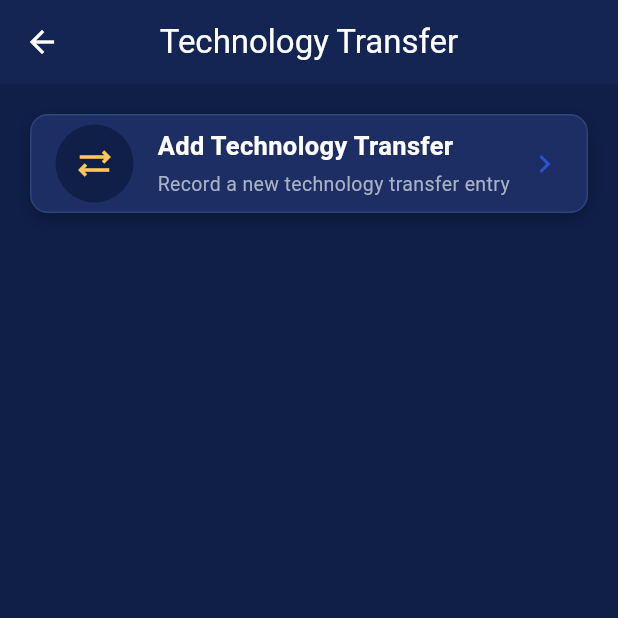
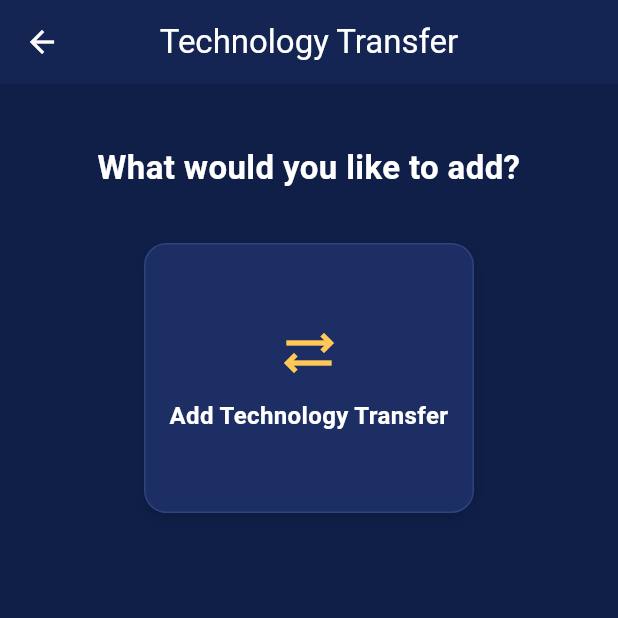
Before and after one commit to celynyzavel/cicsextension_offiice, a Flutter app: the TechnologyTransferPage screen opened directly, on a phone screen of 412 x 824 dp, the top half of it. Run offline on Flutter 3.47's test engine with Material 3 defaults, Android fonts, the phone set to English and light mode, and no system bars; network calls fail; Roboto replaces fonts that are missing (Poppins).

Commit message:
Update technology_transfer_form.dart

```diff
--- a/lib/screens/technology_transfer_form.dart
+++ b/lib/screens/technology_transfer_form.dart
@@ -4,6 +4,12 @@ import '../widgets/common_widgets.dart';
 import '../models/form_fields.dart';
 import '../models/records.dart';
 import '../widgets/view_records.dart';
+
+// ============================================================
+// TECHNOLOGY TRANSFER PAGE — mirrors the flow of RecordsFormPage:
+// first shows a selection screen with a single "Add Technology
+// Transfer" option, then reveals the form itself.
+// ============================================================
 
 class TechnologyTransferPage extends StatefulWidget {
   const TechnologyTransferPage({super.key});
@@ -14,36 +20,6 @@ class TechnologyTransferPage extends StatefulWidget {
 
 class _TechnologyTransferPageState extends State<TechnologyTransferPage> {
   bool _showForm = false;
-
-  Widget _selectionBox(String title, String subtitle, IconData icon, VoidCallback onTap) {
-    return InkWell(
-      borderRadius: BorderRadius.circular(16),
-      onTap: onTap,
-      child: cardBox(
-        margin: const EdgeInsets.only(bottom: 16),
-        child: Padding(
-          padding: const EdgeInsets.symmetric(vertical: 6),
-          child: Row(
-            children: [
-              CircleAvatar(radius: 26, backgroundColor: kBackground, child: Icon(icon, color: kGold, size: 26)),
-              const SizedBox(width: 16),
-              Expanded(
-                child: Column(
-                  crossAxisAlignment: CrossAxisAlignment.start,
-                  children: [
-                    Text(title, style: const TextStyle(fontSize: 17, fontWeight: FontWeight.bold, color: kWhite)),
-                    const SizedBox(height: 4),
-                    Text(subtitle, style: const TextStyle(fontSize: 13, color: kTextSecondary)),
-                  ],
-                ),
-              ),
-              const Icon(Icons.chevron_right, color: kPrimary),
-            ],
-          ),
-        ),
-      ),
-    );
-  }
 
   @override
   Widget build(BuildContext context) {
@@ -59,22 +35,84 @@ class _TechnologyTransferPageState extends State<TechnologyTransferPage> {
       body: Padding(
         padding: const EdgeInsets.all(20),
         child: _showForm
-            ? const TechnologyTransferForm()
-            : Column(
-                crossAxisAlignment: CrossAxisAlignment.stretch,
-                children: [
-                  _selectionBox(
-                    'Add Technology Transfer',
-                    'Record a new technology transfer entry',
-                    Icons.sync_alt_outlined,
-                    () => setState(() => _showForm = true),
-                  ),
-                ],
+    ? const TechnologyTransferForm()
+    : SingleChildScrollView(
+        child: Column(
+          children: [
+            const SizedBox(height: 20),
+
+            const Text(
+              'What would you like to add?',
+              textAlign: TextAlign.center,
+              style: TextStyle(
+                fontSize: 22,
+                fontWeight: FontWeight.bold,
+                color: kWhite,
               ),
+            ),
+
+            const SizedBox(height: 35),
+
+Center(
+  child: SizedBox(
+    width: 220,
+    height: 180,
+    child: InkWell(
+      borderRadius: BorderRadius.circular(15),
+      onTap: () => setState(() => _showForm = true),
+      child: Container(
+        decoration: BoxDecoration(
+          color: kCard,
+          borderRadius: BorderRadius.circular(15),
+          border: Border.all(color: kCardBorder),
+          boxShadow: [
+            BoxShadow(
+              color: Colors.black.withOpacity(0.15),
+              blurRadius: 8,
+              offset: const Offset(0, 4),
+            ),
+          ],
+        ),
+        child: const Padding(
+          padding: EdgeInsets.all(12),
+          child: Column(
+            mainAxisAlignment: MainAxisAlignment.center,
+            children: [
+              Icon(
+                Icons.sync_alt_outlined,
+                color: kGold,
+                size: 40,
+              ),
+              SizedBox(height: 10),
+              Text(
+                'Add Technology Transfer',
+                textAlign: TextAlign.center,
+                style: TextStyle(
+                  color: kWhite,
+                  fontWeight: FontWeight.bold,
+                  fontSize: 16,
+                ),
+              ),
+            ],
+          ),
+        ),
       ),
+    ),
+  ),
+),
+          ],
+        ),
+      )
+      )
     );
   }
 }
+
+// ============================================================
+// TECHNOLOGY TRANSFER FORM — the actual data entry form: System
+// Name, Major/Programs, Deployment Date, Usage Status, Type,
+// Partner Institution, Users Trained, Description/Notes.
+// ============================================================
 
 class TechnologyTransferForm extends StatefulWidget {
   const TechnologyTransferForm({super.key});
@@ -157,6 +195,7 @@ class _TechnologyTransferFormState extends State<TechnologyTransferForm> {
   }
 
   void _submit() {
+    // Trigger field-level "Empty Fields" messages first.
     final formValid = _formKey.currentState?.validate() ?? false;
     if (!formValid) {
       _showEmptyFieldsDialog();
@@ -202,6 +241,7 @@ class _TechnologyTransferFormState extends State<TechnologyTransferForm> {
             onPressed: () {
               Navigator.pop(context); // close dialog
               _clear();
+              // Automatically show the newly saved record in View Records.
               Navigator.pushReplacement(
                 context,
                 MaterialPageRoute(builder: (_) => const ViewRecordsPage()),
```
